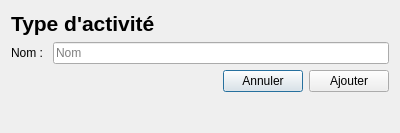
The window that GUI/type_activite.ui (samueldrouin/PyGuide) describes before a commit, drawn with Qt 5.
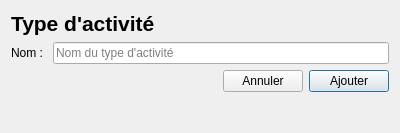
The same window after the commit.

Commit message: Ajout des type d'activite et responsables (Issue #5 & Issue #6)

Diff of the .ui file:
```diff
--- a/GUI/type_activite.ui
+++ b/GUI/type_activite.ui
@@ -52,7 +52,7 @@
         </sizepolicy>
        </property>
        <property name="placeholderText">
-        <string>Nom</string>
+        <string>Nom du type d'activité</string>
        </property>
       </widget>
      </item>
@@ -78,6 +78,9 @@
        <property name="text">
         <string>Annuler</string>
        </property>
+       <property name="autoDefault">
+        <bool>false</bool>
+       </property>
       </widget>
      </item>
      <item>
@@ -85,6 +88,9 @@
        <property name="text">
         <string>Ajouter</string>
        </property>
+       <property name="default">
+        <bool>true</bool>
+       </property>
       </widget>
      </item>
     </layout>
```
Left out of the diff: 2 changed lines with no effect on the pictures. The commit also changes 6 other files.
